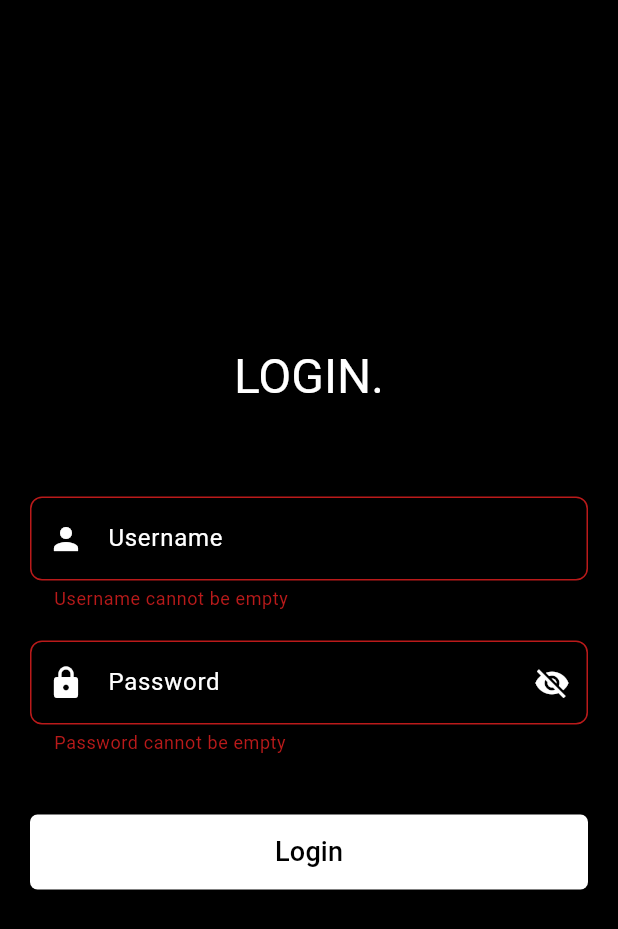
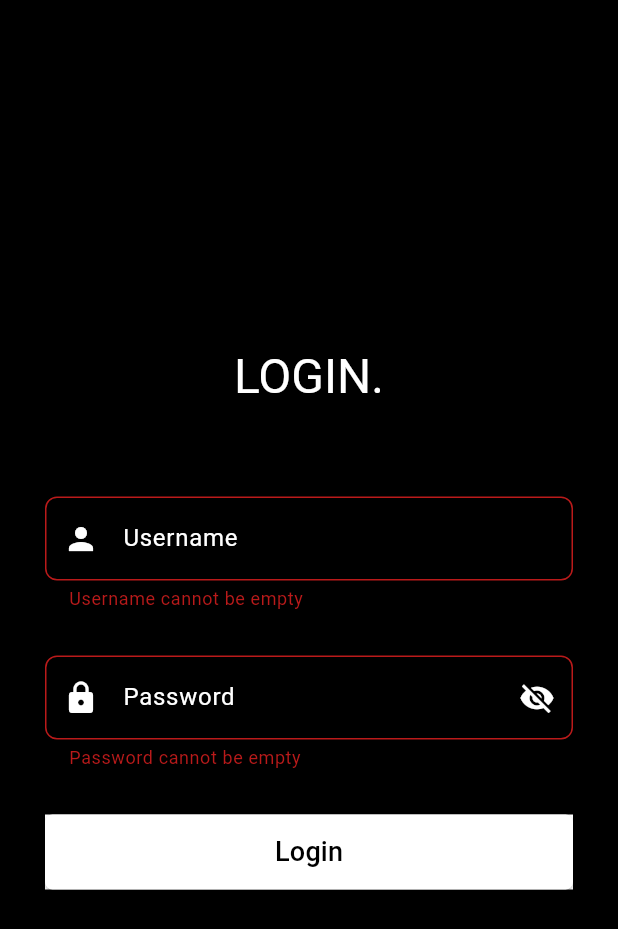
Before and after one commit to akshmohan/machine_test_practice2, a Flutter app: the screen it shows after launch, after a tap on "Login", on a phone screen of 412 x 824 dp. Shown: the top 929 px of the screen. Run offline on Flutter 3.47's test engine with Material 3 defaults, Android fonts, the phone set to English and light mode, and no system bars; our stand-ins replace flutter_riverpod; accounts and stored records are empty.

Commit message:
Finished the login functionality and UI

```diff
--- a/lib/core/constants/app_colors.dart
+++ b/lib/core/constants/app_colors.dart
@@ -3,4 +3,5 @@ import 'package:flutter/material.dart';
 class AppColors {
   static const Color primaryColor = Color(0xFFFFFFFF);
   static const Color secondaryColor = Color(0xFF000000);
+ static const Color loaderColor = Color(0xFF2196F3);
 }
--- a/lib/core/widgets/loader.dart
+++ b/lib/core/widgets/loader.dart
@@ -1,5 +1,4 @@
 import 'package:flutter/material.dart';
-import 'package:machine_test_practice2/core/constants/app_colors.dart';
 
 class Loader extends StatelessWidget {
   const Loader({super.key});
@@ -8,7 +7,7 @@ class Loader extends StatelessWidget {
   Widget build(BuildContext context) {
     return  Center(
       child: CircularProgressIndicator(
-        color: AppColors.primaryColor,
+        color: Colors.blue,
       ),
     );
   }
--- a/lib/viewModels/auth_viewModel.dart
+++ b/lib/viewModels/auth_viewModel.dart
@@ -8,23 +8,19 @@ import 'package:machine_test_practice2/repositories/auth_repository.dart';
 class AuthViewmodel with ChangeNotifier {
   UserModel? _user;
   bool _isAuthenticated = false;
-  bool _isLoading = false;
 
   UserModel? get user => _user;
   bool get isAuthenticated => _isAuthenticated;
-  bool get isLoading => _isLoading;
 
   Future<void> login(String username, String password) async {
     try {
-      _isLoading = true;
-      notifyListeners();
+
 
       final _authRepo = AuthRepository();
       final result = await _authRepo.login(username, password);
 
       _isAuthenticated = true;
       _user = UserModel.fromJson(result);
-      _isLoading = false;
       notifyListeners();
     } catch (e) {
       throw Exception(e.toString());
--- a/lib/views/login_page.dart
+++ b/lib/views/login_page.dart
@@ -1,12 +1,15 @@
-// ignore_for_file: avoid_print, use_build_context_synchronously
+// ignore_for_file: avoid_print, use_build_context_synchronously, body_might_complete_normally_nullable, avoid_unnecessary_containers
 
 import 'package:flutter/material.dart';
 import 'package:flutter_riverpod/flutter_riverpod.dart';
 import 'package:machine_test_practice2/config/routes.dart';
 import 'package:machine_test_practice2/core/constants/app_colors.dart';
 import 'package:machine_test_practice2/core/constants/strings.dart';
+import 'package:machine_test_practice2/core/widgets/custom_dialog.dart';
 import 'package:machine_test_practice2/core/widgets/custom_text_field.dart';
+import 'package:machine_test_practice2/core/widgets/loader.dart';
 import 'package:machine_test_practice2/viewModels/auth_viewModel.dart';
+import 'package:machine_test_practice2/core/widgets/snackbar.dart';
 
 class LoginPage extends ConsumerStatefulWidget {
   const LoginPage({super.key});
@@ -19,11 +22,13 @@ class _LoginPageState extends ConsumerState<LoginPage> {
   final usernameController = TextEditingController();
   final passwordController = TextEditingController();
 
-  final _key = GlobalKey<FormState>();
+  final key = GlobalKey<FormState>();
+
+  late final authViewModel = ref.watch(authProvider);
 
   final isObscureProvider = StateProvider<bool>((ref) => true);
 
-  final authViewModel = AuthViewmodel();
+  final isLoadingProvider = StateProvider<bool>((ref) => false);
 
   @override
   void dispose() {
@@ -35,13 +40,17 @@ class _LoginPageState extends ConsumerState<LoginPage> {
   @override
   Widget build(BuildContext context) {
     final isObscure = ref.watch(isObscureProvider);
+    final isLoading = ref.watch(isLoadingProvider);
 
     return Scaffold(
       backgroundColor: AppColors.secondaryColor,
-      body: Padding(
-        padding: const EdgeInsets.all(20.0),
+      body: Stack(
+        children: [
+          Container(
+            child: Padding(
+              padding: const EdgeInsets.all(30.0),
               child: Form(
-          key: _key,
+                key: key,
                 child: Column(
                   mainAxisAlignment: MainAxisAlignment.center,
                   children: [
@@ -55,38 +64,43 @@ class _LoginPageState extends ConsumerState<LoginPage> {
                     const SizedBox(height: 60),
                     CustomTextField(
                         controller: usernameController,
-                label: Strings.usernameLabel,
-                hintText: Strings.usernameHint,
-                prefixIcon: const Icon(Icons.person, color: AppColors.primaryColor),
+                        label: "Username",
+                        hintText: "Enter Username",
+                        prefixIcon: const Icon(Icons.person,
+                            color: AppColors.primaryColor),
                         validator: (value) {
-                  if(value!.isEmpty) {
+                          if (value!.isEmpty) {
                             return Strings.usernameValidator;
                           }
-                }
+                        }),
+                    const SizedBox(height: 30),
+                    CustomTextField(
+                      prefixIcon:
+                          const Icon(Icons.lock, color: AppColors.primaryColor),
+                      controller: passwordController,
+                      label: 'Password',
+                      hintText: 'Enter password',
+                      obscureText: isObscure,
+                      suffixIcon: IconButton(
+                        color: Colors.white,
+                        icon: Icon(isObscure
+                            ? Icons.visibility_off
+                            : Icons.visibility),
+                        onPressed: () {
+                          ref.read(isObscureProvider.notifier).state =
+                              !isObscure;
+                        },
                       ),
-              const SizedBox(height: 20),
-              CustomTextField(
-                obscureText: isObscure,
-                controller: passwordController,
-                label: Strings.passwordLabel,
-                hintText: Strings.passwordHint,
                       validator: (value) {
-                  if(value!.isEmpty) {
+                        if (value!.isEmpty) {
                           return Strings.passwordValidator;
                         }
                       },
-                prefixIcon:
-                    const Icon(Icons.lock, color: AppColors.primaryColor),
-                suffixIcon: IconButton(
+                    ),
+                    const SizedBox(height: 30),
+                    Container(
                       color: AppColors.primaryColor,
-                    icon: Icon(
-                        isObscure ? Icons.visibility_off : Icons.visibility),
-                    onPressed: () {
-                      ref.read(isObscureProvider.notifier).state = !isObscure;
-                    }),
-              ),
-              const SizedBox(height: 40),
-              ElevatedButton(
+                      child: ElevatedButton(
                         style: ElevatedButton.styleFrom(
                           backgroundColor: AppColors.primaryColor,
                           minimumSize: const Size.fromHeight(50),
@@ -94,20 +108,46 @@ class _LoginPageState extends ConsumerState<LoginPage> {
                             borderRadius: BorderRadius.circular(5),
                           ),
                         ),
-                onPressed: () async {
-                  if (_key.currentState!.validate()) {
+                        onPressed: isLoading
+                            ? null
+                            : () async {
+                                if (key.currentState!.validate()) {
+                                  ref.read(isLoadingProvider.notifier).state =
+                                      true;
+
                                   try {
                                     await authViewModel.login(
                                       usernameController.text.trim(),
                                       passwordController.text.trim(),
                                     );
+                                    if (authViewModel.isAuthenticated) {
+                                      showSnackbar("Logged in successfully!", context);
 
-                      if (authViewModel.isAuthenticated) {
-                        Navigator.pushNamedAndRemoveUntil(
-                            context, Routes.homePage, (route) => false);
+                                      Navigator.pushNamedAndRemoveUntil(context,
+                                          Routes.homePage, (route) => false);
                                     }
                                   } catch (e) {
-                      print(e);
+                                    showDialog(
+                                      context: context,
+                                      builder: (context) {
+                                        return CustomDialog(
+                                          title: "Invalid Credentials!",
+                                          content:
+                                              "The username or password you entered is incorrect. Please try again.",
+                                          actions: [
+                                            TextButton(
+                                              onPressed: () {
+                                                Navigator.pop(context);
+                                              },
+                                              child: const Text("OK"),
+                                            ),
+                                          ],
+                                        );
+                                      },
+                                    );
+                                  } finally {
+                                    ref.read(isLoadingProvider.notifier).state =
+                                        false;
                                   }
                                 }
                               },
@@ -118,11 +158,20 @@ class _LoginPageState extends ConsumerState<LoginPage> {
                             fontSize: 18,
                           ),
                         ),
-              )
+                      ),
+                    ),
                   ],
                 ),
               ),
             ),
+          ),
+          if (isLoading)
+            Container(
+              color: Colors.black.withAlpha(128),
+              child: const Loader(),
+            ),
+        ],
+      ),
     );
   }
 }
```
Lines whose indentation alone changed are shown as unchanged.
